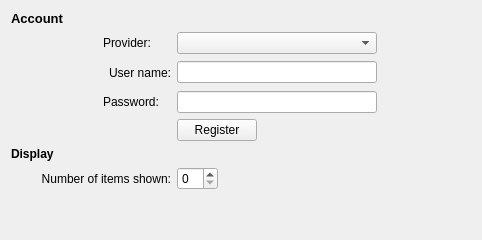
Above: applets/opendesktop/opendesktopConfig.ui from KDE/kdeplasma-addons before the change. Below: the same form after it.
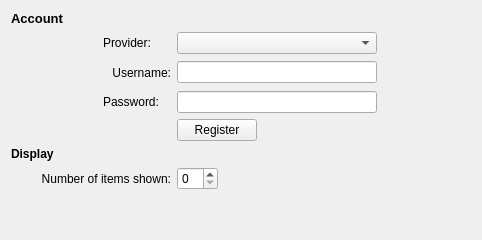
That is the form after the change. Custom widgets are drawn as their Qt base class.

Commit message: Proof-reading string that has only just appeared: user name -> username, for consistency with the rest of KDE.

```diff
--- a/applets/opendesktop/opendesktopConfig.ui
+++ b/applets/opendesktop/opendesktopConfig.ui
@@ -182,7 +182,7 @@
    <item row="3" column="2">
     <widget class="QLabel" name="label_2">
      <property name="text">
-      <string>User name:</string>
+      <string>Username:</string>
      </property>
      <property name="alignment">
       <set>Qt::AlignRight|Qt::AlignTrailing|Qt::AlignVCenter</set>
```
